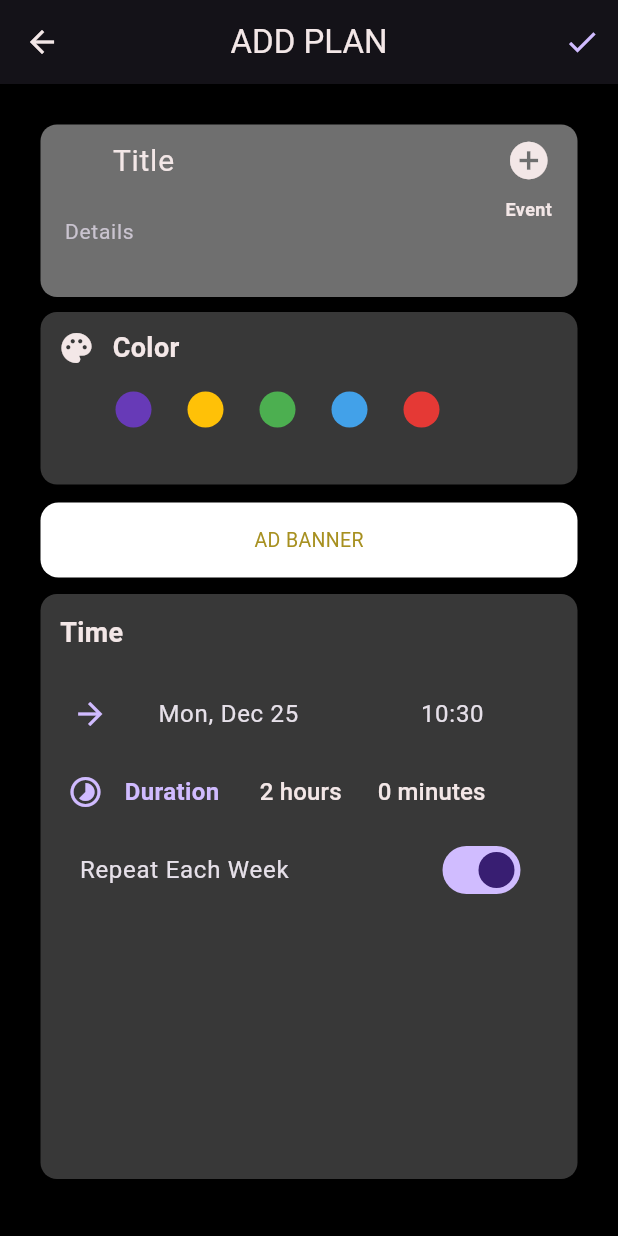
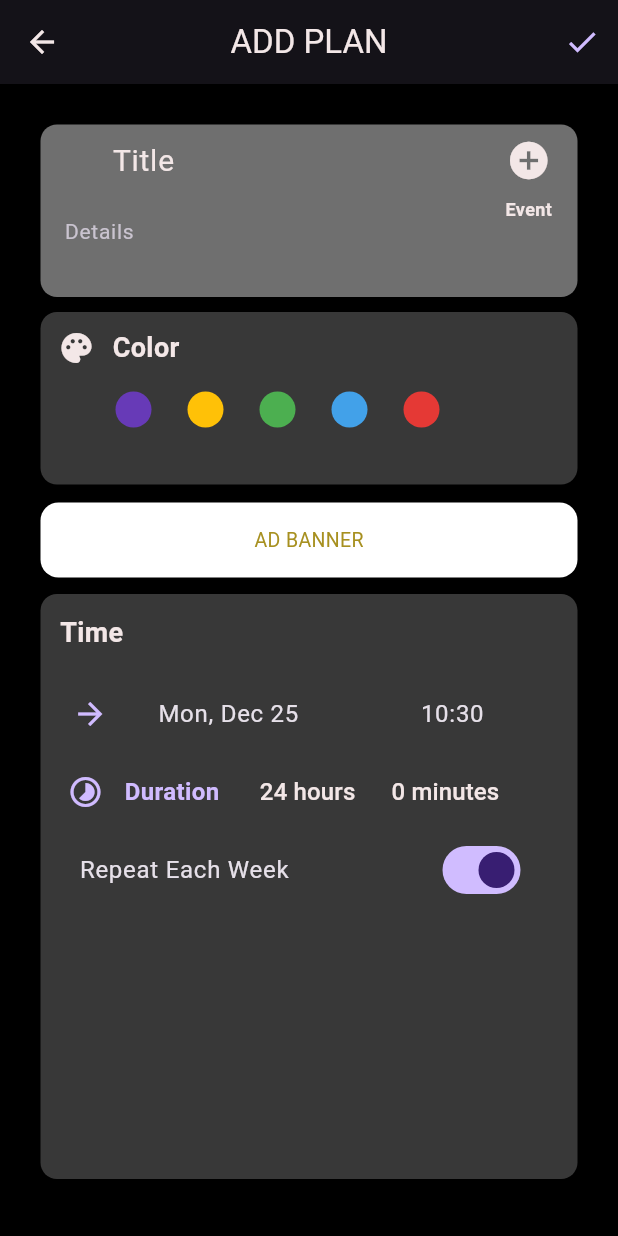
Before and after one commit to batuhanozcan1605/weekplanner, a Flutter app: the EventEditingPage screen opened directly with sample values from the repository, on a phone screen of 412 x 824 dp. Run offline on Flutter 3.47's test engine with Material 3 defaults, Android fonts, the phone set to English and light mode, and no system bars; our stand-ins replace sqflite, syncfusion_flutter_calendar; missing offline and left inert: duration_picker, interval_time_picker; accounts and stored records are empty; Roboto replaces fonts that are missing (Segoe UI).

Commit message:
selectedDurationHour editte görünür

```diff
--- a/lib/screens/event_editing_page.dart
+++ b/lib/screens/event_editing_page.dart
@@ -73,6 +73,8 @@ class _EventEditingPageState extends State<EventEditingPage> {
       titleController.text = event.subject;
       fromDate = event.startTime;
       toDate = event.endTime;
+      Duration duration = Duration(hours: 24-(event.startTime.hour - event.endTime.hour));
+      selectedDurationHour = duration;
       isRecurrenceEnabled = widget.appointment!.recurrenceRule == null ? false : true;
       backgroundColor = widget.appointment!.color;
       icon = widget.iconFromEdit!;
```
